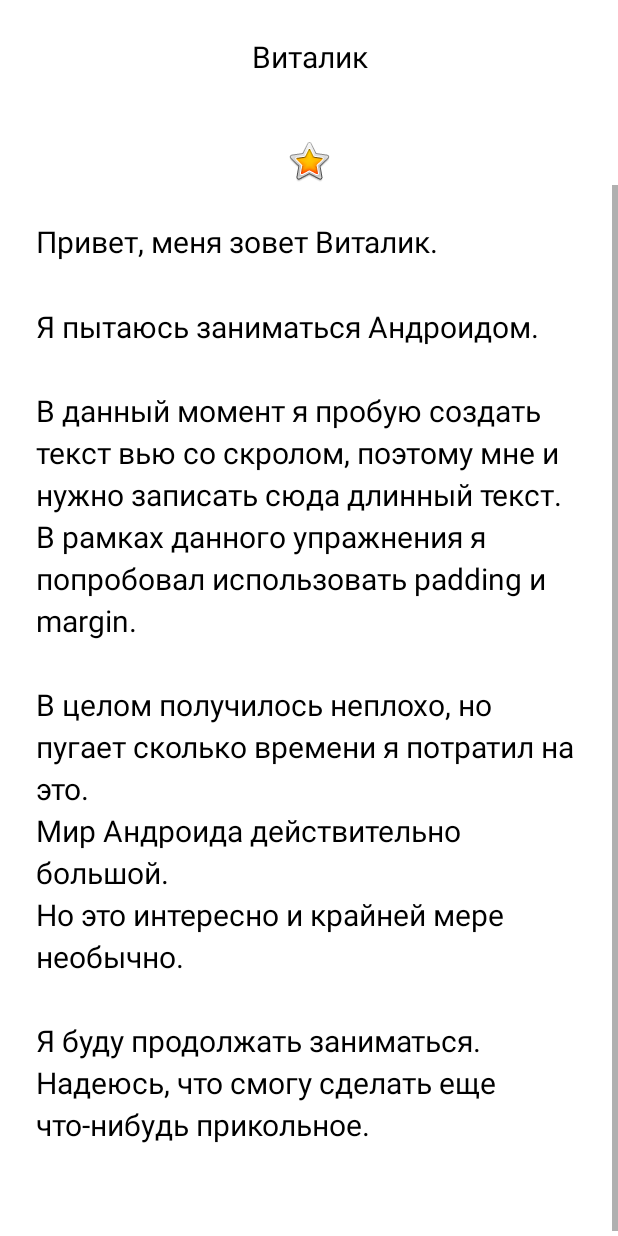
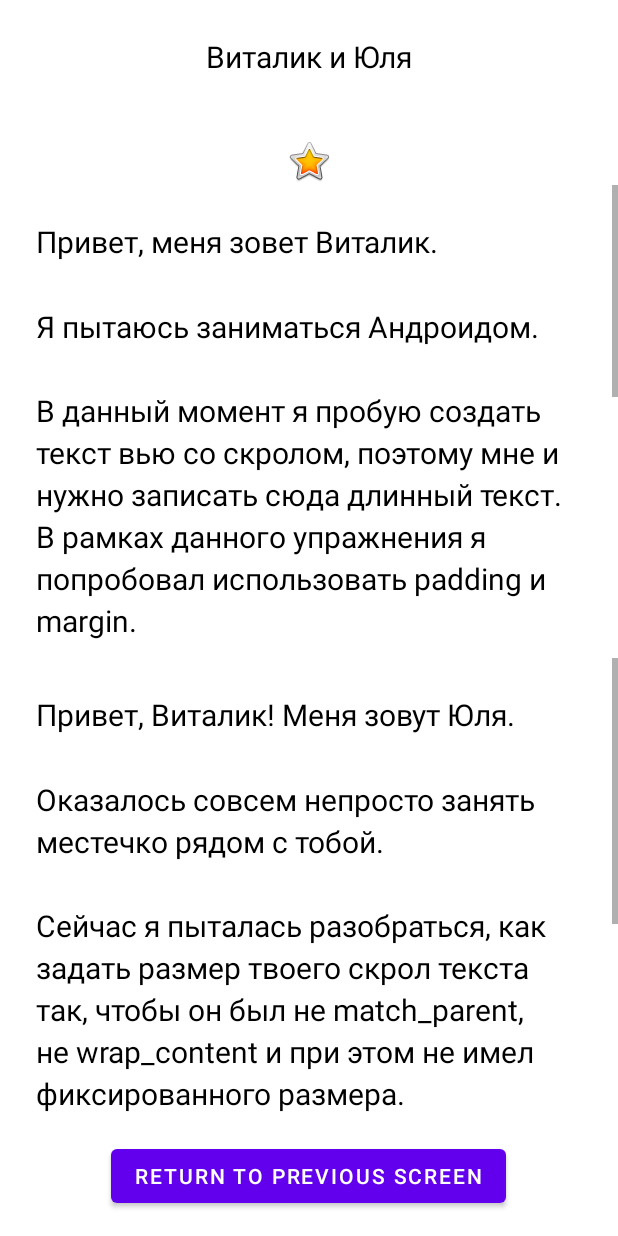
Before and after one commit to glotovauv/MyApplication, an Android app: the layout activity_main_2.xml on its own in the app's theme, with its tools: preview values and no code run, on a phone screen of 412 x 824 dp. Run offline under Robolectric (Android 15) with nearby library versions, the phone set to English and light mode, and no system bars; Roboto replaces fonts that are not available here.

Commit message:
add size in percentage for scroll text add switch between activities

```diff
--- a/app/src/main/AndroidManifest.xml
+++ b/app/src/main/AndroidManifest.xml
@@ -9,13 +9,15 @@
         android:roundIcon="@mipmap/ic_launcher_2_round"
         android:supportsRtl="true"
         android:theme="@style/Theme.MyApplication.NoActionBar">
-        <activity android:name="com.home.demo.task_manager.TestActivity">
+        <activity android:name="com.home.demo.task_manager.MainActivity">
             <intent-filter>
                 <action android:name="android.intent.action.MAIN" />
 
                 <category android:name="android.intent.category.LAUNCHER" />
             </intent-filter>
         </activity>
+        <activity android:name="com.home.demo.task_manager.MainActivity2"/>
+        <activity android:name="com.home.demo.task_manager.TestActivity"/>
         <meta-data
             android:name="preloaded_fonts"
             android:resource="@array/preloaded_fonts" />
--- a/app/src/main/java/com/home/demo/task_manager/MainActivity2.kt
+++ b/app/src/main/java/com/home/demo/task_manager/MainActivity2.kt
@@ -1,6 +1,7 @@
 package com.home.demo.task_manager
 
 import android.os.Bundle
+import android.widget.Button
 import androidx.appcompat.app.AppCompatActivity
 
 class MainActivity2 : AppCompatActivity() {
@@ -8,6 +9,8 @@ class MainActivity2 : AppCompatActivity() {
     override fun onCreate(savedInstanceState: Bundle?) {
         super.onCreate(savedInstanceState)
         setContentView(R.layout.activity_main_2)
+
+        findViewById<Button>(R.id.first_screen).setOnClickListener{finish()}
     }
 
 }
--- a/app/src/main/java/com/home/demo/task_manager/TestActivity.kt
+++ b/app/src/main/java/com/home/demo/task_manager/TestActivity.kt
@@ -3,6 +3,7 @@ package com.home.demo.task_manager
 import android.os.Bundle
 import android.view.Menu
 import android.view.MenuItem
+import android.widget.Button
 import android.widget.CheckBox
 import android.widget.TextView
 import androidx.appcompat.app.AppCompatActivity
@@ -19,6 +20,8 @@ class TestActivity: AppCompatActivity() {
         setSupportActionBar(findViewById(R.id.test_toolbar))
         textView = findViewById(R.id.textView)
         checkBox = findViewById(R.id.chbExtMenu)
+
+        findViewById<Button>(R.id.first_screen).setOnClickListener{finish()}
     }
 
     override fun onPrepareOptionsMenu(menu: Menu?): Boolean {
--- a/app/src/main/res/layout/activity_main_2.xml
+++ b/app/src/main/res/layout/activity_main_2.xml
@@ -5,8 +5,16 @@
     android:layout_width="match_parent"
     android:layout_height="match_parent"
     android:orientation="vertical"
+    android:weightSum="100"
     tools:context=".MainActivity">
 
+    <LinearLayout
+        android:layout_width="match_parent"
+        android:layout_weight="98"
+        android:layout_height="0dp"
+        android:weightSum="100"
+        android:paddingBottom="5dp"
+        android:orientation="vertical">
         <TextView
             android:id="@+id/name_text"
             android:layout_width="match_parent"
@@ -26,7 +34,9 @@
         <ScrollView
             android:id="@+id/bio_scroll"
             android:layout_width="match_parent"
-        android:layout_height="match_parent">
+            android:layout_weight="50"
+            android:layout_height="0dp"
+            tools:ignore="NestedWeights">
 
             <TextView
                 android:id="@+id/bio_text"
@@ -36,4 +46,26 @@
                 android:lineSpacingMultiplier="1.2"
                 android:text="@string/bio" />
         </ScrollView>
+        <ScrollView
+            android:id="@+id/bio_scroll2"
+            android:layout_width="match_parent"
+            android:layout_weight="50"
+            android:layout_height="0dp">
+
+            <TextView
+                android:id="@+id/bio_text2"
+                style="@style/NameStyle"
+                android:layout_width="match_parent"
+                android:layout_height="wrap_content"
+                android:lineSpacingMultiplier="1.2"
+                android:text="@string/bio2" />
+        </ScrollView>
     </LinearLayout>
+
+    <Button
+        android:id="@+id/first_screen"
+        android:layout_width="wrap_content"
+        android:layout_height="wrap_content"
+        android:layout_gravity="center_horizontal"
+        android:text="@string/to_first_screen" />
+</LinearLayout>
--- a/app/src/main/res/layout/test_layout.xml
+++ b/app/src/main/res/layout/test_layout.xml
@@ -28,4 +28,10 @@
         android:layout_height="wrap_content"
         android:id="@+id/textView">
     </TextView>
+    <Button
+        android:id="@+id/first_screen"
+        android:layout_width="wrap_content"
+        android:layout_height="wrap_content"
+        android:layout_gravity="center_horizontal"
+        android:text="@string/to_first_screen" />
 </LinearLayout>
--- a/app/src/main/res/values/strings.xml
+++ b/app/src/main/res/values/strings.xml
@@ -5,7 +5,7 @@
     <string name="count_up">Count Up</string>
     <string name="reset">Reset</string>
     <string name="hello_world">Hello world!</string>
-    <string name="name">Виталик</string>
+    <string name="name">Виталик и Юля</string>
     <string name="yellow_star">Yellow star</string>
 
     <string name="bio">
@@ -19,4 +19,16 @@
         \n\nЯ буду продолжать заниматься.
         \nНадеюсь, что смогу сделать еще что-нибудь прикольное.\n\n
     </string>
+    <string name="second_screen">To second screen</string>
+    <string name="to_first_screen">Return to previous screen</string>
+    <string name="test_screen">To test screen</string>
+    <string name="bio2">
+        Привет, Виталик! Меня зовут Юля.
+        \n\nОказалось совсем непросто занять местечко рядом с тобой.
+        \n\nСейчас я пыталась разобраться, как задать размер твоего скрол текста так,
+        чтобы он был не match_parent, не wrap_content и при этом не имел фиксированного размера.
+        \n\nПришлось повозиться, чтобы понять, как задавать высоту в процентах.
+        \n\nНо похоже в итоге получилось и я смогла отвоевать кусочек места рядом с тобой :)
+        \n\n
+    </string>
 </resources>
```
Also changed, not shown: app/src/main/java/com/home/demo/task_manager/MainActivity.kt (+19 -0 lines), app/src/main/res/layout/activity_main.xml (+14 -0 lines). Lines whose indentation alone changed are shown as unchanged.
